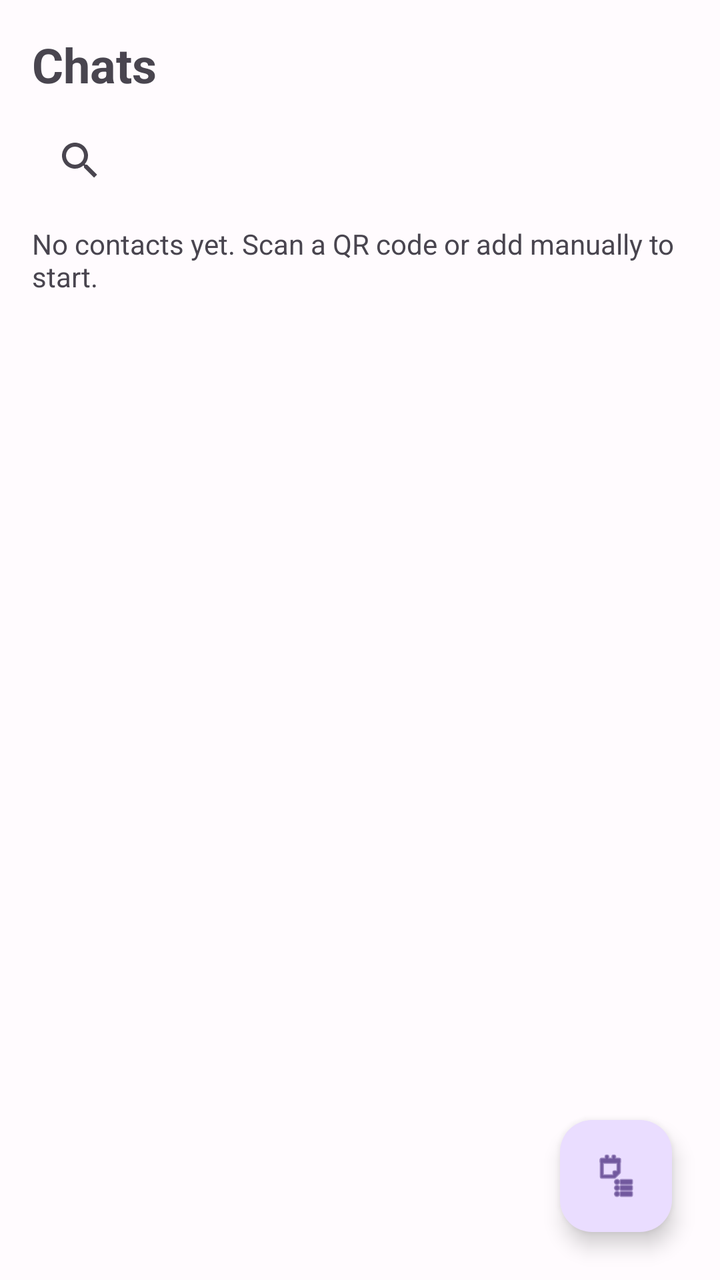
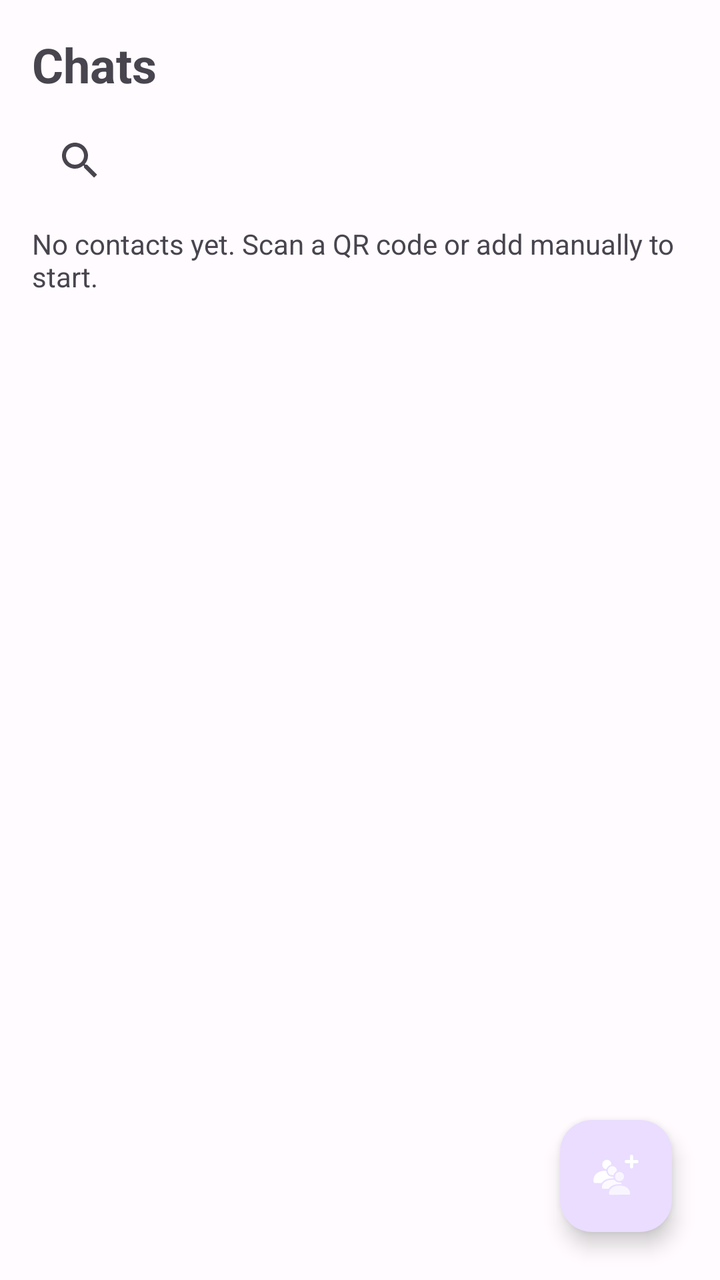

An Android layout rendered at two revisions. The XML below is the earlier revision; the diff shows what the commit changed to produce the second picture.
<!-- AndroidManifest.xml: application theme Theme.P2PMessenger -->
<!-- res/layout/fragment_chats.xml -->
<?xml version="1.0" encoding="utf-8"?>
<FrameLayout xmlns:android="http://schemas.android.com/apk/res/android"
    xmlns:app="http://schemas.android.com/apk/res-auto"
    android:layout_width="match_parent"
    android:layout_height="match_parent">

    <LinearLayout
        android:orientation="vertical"
        android:padding="16dp"
        android:layout_width="match_parent"
        android:layout_height="match_parent">
        <LinearLayout
            android:orientation="horizontal"
            android:gravity="center_vertical"
            android:layout_width="match_parent"
            android:layout_height="wrap_content">
            <TextView
                android:layout_width="wrap_content"
                android:layout_height="wrap_content"
                android:text="@string/title_chats"
                android:textSize="24sp"
                android:textStyle="bold"/>
            
            <ProgressBar
                android:id="@+id/progressSync"
                style="?android:attr/progressBarStyleSmall"
                android:layout_width="20dp"
                android:layout_height="20dp"
                android:layout_marginStart="12dp"
                android:visibility="gone"
                android:contentDescription="@string/desc_syncing"/>
        </LinearLayout>
        
        <androidx.appcompat.widget.SearchView
            android:id="@+id/searchChats"
            android:layout_width="match_parent"
            android:layout_height="wrap_content"
            android:layout_marginTop="8dp"
            android:iconifiedByDefault="false"
            app:queryHint="@string/hint_search_chats" />
        <TextView
            android:id="@+id/txtNoContacts"
            android:layout_width="wrap_content"
            android:layout_height="wrap_content"
            android:text="@string/msg_no_contacts"
            android:layout_marginTop="8dp"/>
        <androidx.recyclerview.widget.RecyclerView
            android:id="@+id/recyclerChats"
            android:layout_width="match_parent"
            android:layout_height="0dp"
            android:layout_weight="1"
            android:layout_marginTop="8dp"/>
    </LinearLayout>

    
    <com.google.android.material.floatingactionbutton.FloatingActionButton
        android:id="@+id/btnCreateGroup"
        android:layout_width="wrap_content"
        android:layout_height="wrap_content"
        android:layout_gravity="bottom|end"
        android:layout_margin="24dp"
        android:contentDescription="@string/action_create_group"
        app:srcCompat="@android:drawable/ic_menu_agenda" />

</FrameLayout>
<!-- resources referenced by this layout -->
<resources>
  <string name="action_create_group">Create Group</string>
  <string name="desc_syncing">Updating</string>
  <string name="hint_search_chats">Search chats and groups</string>
  <string name="msg_no_contacts">No contacts yet. Scan a QR code or add manually to start.</string>
  <string name="title_chats">Chats</string>
  <color name="md_primary">#6750A4</color>
  <color name="md_on_primary">#FFFFFF</color>
  <color name="md_primary_container">#EADDFF</color>
  <color name="md_on_primary_container">#21005D</color>
  <color name="md_secondary">#625B71</color>
  <color name="md_on_secondary">#FFFFFF</color>
  <color name="md_secondary_container">#E8DEF8</color>
  <color name="md_on_secondary_container">#1D192B</color>
  <color name="md_tertiary">#7D5260</color>
  <color name="md_on_tertiary">#FFFFFF</color>
  <color name="md_surface">#FFFBFE</color>
  <color name="md_on_surface">#1C1B1F</color>
  <color name="md_surface_variant">#CFC7D8</color>
  <color name="md_on_surface_variant">#35313C</color>
  <color name="md_background">#FFFBFE</color>
  <color name="md_on_background">#1C1B1F</color>
  <color name="md_outline">#5A5661</color>
  <color name="md_outline_variant">#B5AEC1</color>
  <color name="md_error">#B3261E</color>
  <color name="md_on_error">#FFFFFF</color>
  <color name="md_error_container">#F9DEDC</color>
  <color name="md_on_error_container">#410E0B</color>
  <style name="Widget.P2PMessenger.TextView" parent="@android:style/Widget.Material.TextView">
          <item name="android:fontFamily">?attr/appFontFamily</item>
          <item name="fontFamily">?attr/appFontFamily</item>
      </style>
  <style name="Widget.P2PMessenger.EditText" parent="@android:style/Widget.Material.EditText">
          <item name="android:fontFamily">?attr/appFontFamily</item>
          <item name="fontFamily">?attr/appFontFamily</item>
      </style>
  <style name="TextAppearance.P2PMessenger.TitleLarge" parent="TextAppearance.Material3.TitleLarge">
          <item name="fontFamily">?attr/appFontFamily</item>
          <item name="android:fontFamily">?attr/appFontFamily</item>
      </style>
  <style name="TextAppearance.P2PMessenger.TitleSmall" parent="TextAppearance.Material3.TitleSmall">
          <item name="fontFamily">?attr/appFontFamily</item>
          <item name="android:fontFamily">?attr/appFontFamily</item>
      </style>
  <style name="TextAppearance.P2PMessenger.BodyLarge" parent="TextAppearance.Material3.BodyLarge">
          <item name="fontFamily">?attr/appFontFamily</item>
          <item name="android:fontFamily">?attr/appFontFamily</item>
      </style>
  <style name="TextAppearance.P2PMessenger.BodyMedium" parent="TextAppearance.Material3.BodyMedium">
          <item name="fontFamily">?attr/appFontFamily</item>
          <item name="android:fontFamily">?attr/appFontFamily</item>
      </style>
  <style name="TextAppearance.P2PMessenger.BodySmall" parent="TextAppearance.Material3.BodySmall">
          <item name="fontFamily">?attr/appFontFamily</item>
          <item name="android:fontFamily">?attr/appFontFamily</item>
      </style>
  <style name="TextAppearance.P2PMessenger.LabelLarge" parent="TextAppearance.Material3.LabelLarge">
          <item name="fontFamily">?attr/appFontFamily</item>
          <item name="android:fontFamily">?attr/appFontFamily</item>
      </style>
  <style name="TextAppearance.P2PMessenger.LabelMedium" parent="TextAppearance.Material3.LabelMedium">
          <item name="fontFamily">?attr/appFontFamily</item>
          <item name="android:fontFamily">?attr/appFontFamily</item>
      </style>
  <style name="TextAppearance.P2PMessenger.LabelSmall" parent="TextAppearance.Material3.LabelSmall">
          <item name="fontFamily">?attr/appFontFamily</item>
          <item name="android:fontFamily">?attr/appFontFamily</item>
      </style>
  <!-- unchanged entries left out for length: 8 -->
</resources>

<!-- the commit's change to res/layout/fragment_chats.xml (unified diff, before → after) -->
@@ -60,6 +60,7 @@
         android:layout_gravity="bottom|end"
         android:layout_margin="24dp"
         android:contentDescription="@string/action_create_group"
-        app:srcCompat="@android:drawable/ic_menu_agenda" />
+        app:srcCompat="@drawable/creategroup"
+        app:tint="@android:color/white" />
 
 </FrameLayout>
<!-- resource entries referenced after the edit -->
@@ -1,5 +1,6 @@
 <!-- resources referenced by this layout -->
 <resources>
+  <!-- drawable creategroup: vector/xml drawable (drawable, 5559 chars, omitted) -->
   <string name="action_create_group">Create Group</string>
   <string name="desc_syncing">Updating</string>
   <string name="hint_search_chats">Search chats and groups</string>
